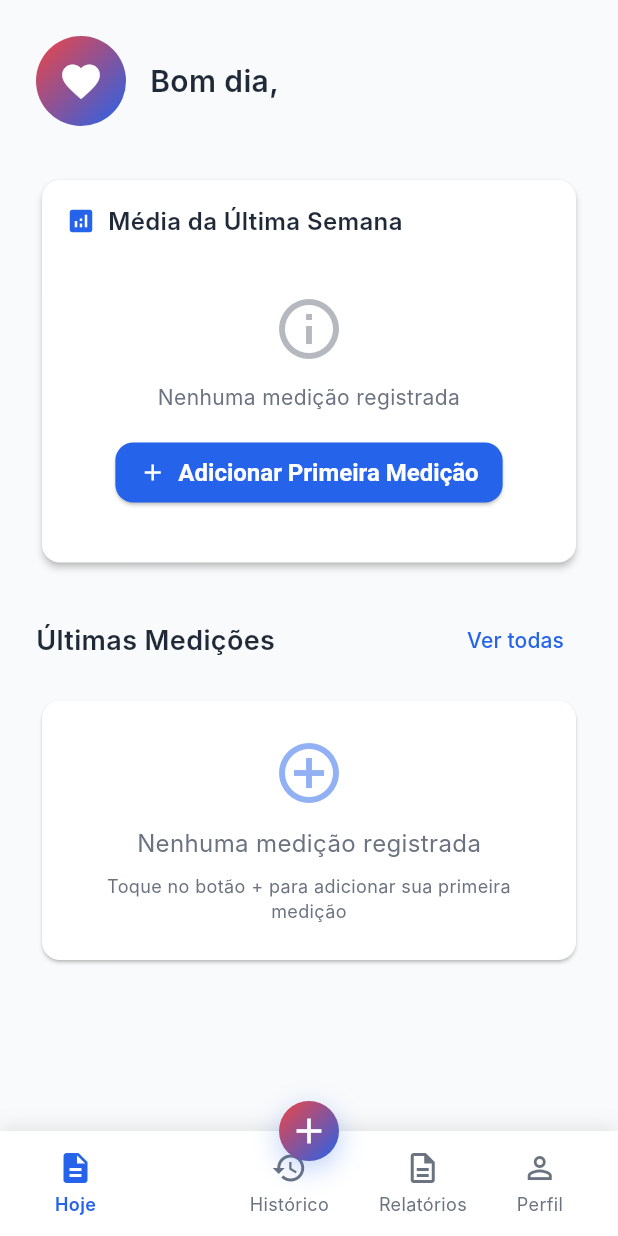
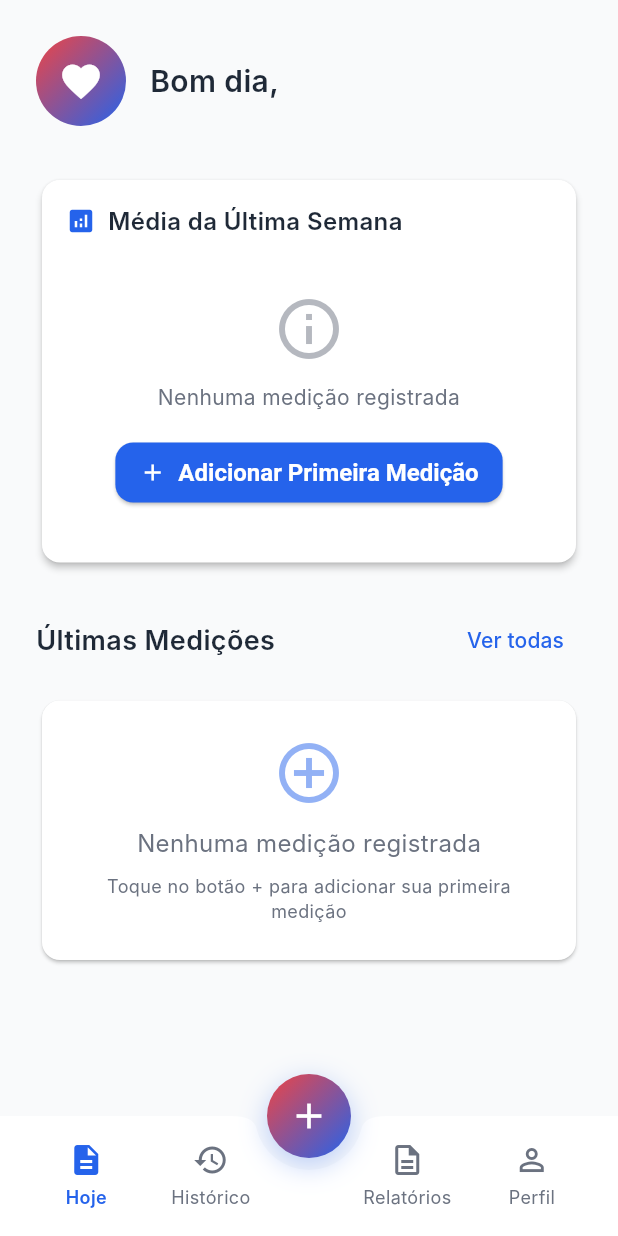
Before and after one commit to PauloRobert/bpmonitor, a Flutter app: the MainNavigation screen opened by its route, on a phone screen of 412 x 824 dp. Run offline on Flutter 3.47's test engine with Material 3 defaults, Android fonts, the phone set to English and light mode, and no system bars; our stand-ins replace flutter_riverpod, shared_preferences, sqflite; accounts and stored records are empty; Roboto replaces fonts that are missing (Inter).

```diff
--- a/lib/shared/widgets/main_navigation.dart
+++ b/lib/shared/widgets/main_navigation.dart
@@ -15,11 +15,12 @@ class MainNavigation extends StatefulWidget {
 class _MainNavigationState extends State<MainNavigation> {
   int _currentIndex = 0;
 
-  // ✅ FIX: Usar GlobalKey com interfaces públicas
   final GlobalKey<State<HomeScreen>> _homeKey = GlobalKey<State<HomeScreen>>();
   final GlobalKey<State<HistoryScreen>> _historyKey = GlobalKey<State<HistoryScreen>>();
 
   late final List<Widget> _screens;
+
+  final PageController _pageController = PageController();
 
   @override
   void initState() {
@@ -30,6 +31,12 @@ class _MainNavigationState extends State<MainNavigation> {
       const ReportsScreen(),
       const ProfileScreen(),
     ];
+  }
+
+  @override
+  void dispose() {
+    _pageController.dispose();
+    super.dispose();
   }
 
   final List<NavigationItem> _navigationItems = [
@@ -60,41 +67,40 @@ class _MainNavigationState extends State<MainNavigation> {
       setState(() {
         _currentIndex = index;
       });
+      _pageController.jumpToPage(index);
 
+      try {
         AppConstants.logNavigation(
           _navigationItems[_currentIndex].label,
           _navigationItems[index].label,
         );
+      } catch (e) {
+        debugPrint('Erro ao logar navegação: $e');
+      }
     }
   }
 
-  // ✅ FIX: Implementar corretamente o FAB com refresh das telas usando interfaces
   void _onAddPressed() async {
+    try {
       AppConstants.logNavigation('MainNavigation', 'AddMeasurementScreen');
-
       final result = await Navigator.of(context).push(
         MaterialPageRoute(
           builder: (context) => const AddMeasurementScreen(),
         ),
       );
 
-    // ✅ FIX: Se uma medição foi salva, atualiza as telas relevantes
       if (result == true) {
-      // Atualiza a HomeScreen se estiver na aba Home
         if (_currentIndex == 0) {
           final homeState = _homeKey.currentState;
           if (homeState is HomeScreenController) {
             (homeState as HomeScreenController).refreshData();
           }
         }
-
-      // Sempre atualiza o histórico quando uma medição é adicionada
         final historyState = _historyKey.currentState;
         if (historyState is HistoryScreenController) {
           (historyState as HistoryScreenController).loadMeasurements();
         }
 
-      // Mostra feedback de sucesso
         if (mounted) {
           ScaffoldMessenger.of(context).showSnackBar(
             const SnackBar(
@@ -102,11 +108,22 @@ class _MainNavigationState extends State<MainNavigation> {
                 children: [
                   Icon(Icons.check_circle, color: Colors.white, size: 20),
                   SizedBox(width: 8),
-                Text('Dados atualizados!'),
+                  Text('Dados atualizados!', style: TextStyle(color: Colors.white)),
                 ],
               ),
               backgroundColor: Colors.green,
               duration: Duration(seconds: 2),
+            ),
+          );
+        }
+      }
+    } catch (e) {
+      debugPrint('Erro ao adicionar medição: $e');
+      if (mounted) {
+        ScaffoldMessenger.of(context).showSnackBar(
+          SnackBar(
+            content: Text('Erro: Não foi possível adicionar a medição.'),
+            backgroundColor: Colors.red,
           ),
         );
       }
@@ -116,42 +133,37 @@ class _MainNavigationState extends State<MainNavigation> {
   @override
   Widget build(BuildContext context) {
     return Scaffold(
-      body: IndexedStack(
-        index: _currentIndex,
+      extendBody: true,
+      body: PageView(
+        controller: _pageController,
+        onPageChanged: (index) {
+          setState(() {
+            _currentIndex = index;
+          });
+        },
         children: _screens,
       ),
-      bottomNavigationBar: _buildBottomNavigationBar(),
       floatingActionButton: _buildFloatingActionButton(),
       floatingActionButtonLocation: FloatingActionButtonLocation.centerDocked,
+      bottomNavigationBar: _buildBottomNavigationBar(),
     );
   }
 
   Widget _buildBottomNavigationBar() {
-    return Container(
-      decoration: BoxDecoration(
+    return BottomAppBar(
+      shape: const CircularNotchedRectangle(),
+      notchMargin: 8.0,
+      elevation: 10,
       color: Colors.white,
-        boxShadow: [
-          BoxShadow(
-            color: Colors.black.withOpacity(0.1),
-            blurRadius: 10,
-            offset: const Offset(0, -2),
-          ),
-        ],
-      ),
-      child: SafeArea(
-        child: Container(
-          height: 70,
-          padding: const EdgeInsets.symmetric(horizontal: 20),
       child: Row(
         mainAxisAlignment: MainAxisAlignment.spaceAround,
         children: [
-              for (int i = 0; i < _navigationItems.length; i++) ...[
-                if (i == 1) const SizedBox(width: 60), // Espaço para FAB
-                _buildNavItem(i),
+          _buildNavItem(0),
+          _buildNavItem(1),
+          const SizedBox(width: 48),
+          _buildNavItem(2),
+          _buildNavItem(3),
         ],
-            ],
-          ),
-        ),
       ),
     );
   }
@@ -160,19 +172,17 @@ class _MainNavigationState extends State<MainNavigation> {
     final item = _navigationItems[index];
     final isActive = index == _currentIndex;
 
-    return GestureDetector(
+    return Expanded(
+      child: InkWell(
         onTap: () => _onTabSelected(index),
-      behavior: HitTestBehavior.opaque,
-      child: Container(
-        padding: const EdgeInsets.symmetric(vertical: 8, horizontal: 12),
+        child: SizedBox(
+          height: 60,
           child: Column(
-          mainAxisSize: MainAxisSize.min,
+            mainAxisAlignment: MainAxisAlignment.center,
             children: [
               Icon(
                 isActive ? item.activeIcon : item.icon,
-              color: isActive
-                  ? AppConstants.primaryColor
-                  : AppConstants.textSecondary,
+                color: isActive ? AppConstants.primaryColor : AppConstants.textSecondary,
                 size: 24,
               ),
               const SizedBox(height: 4),
@@ -181,22 +191,20 @@ class _MainNavigationState extends State<MainNavigation> {
                 style: TextStyle(
                   fontSize: 12,
                   fontWeight: isActive ? FontWeight.w600 : FontWeight.w400,
-                color: isActive
-                    ? AppConstants.primaryColor
-                    : AppConstants.textSecondary,
+                  color: isActive ? AppConstants.primaryColor : AppConstants.textSecondary,
                 ),
               ),
             ],
           ),
         ),
+      ),
     );
   }
 
-  //Botão gradiente
   Widget _buildFloatingActionButton() {
     return Container(
-      width: 40,
-      height: 40,
+      width: 56,
+      height: 56,
       decoration: BoxDecoration(
         gradient: AppConstants.logoGradient,
         shape: BoxShape.circle,
@@ -208,8 +216,6 @@ class _MainNavigationState extends State<MainNavigation> {
           ),
         ],
       ),
-      child: Material(
-        color: Colors.transparent,
       child: InkWell(
         onTap: _onAddPressed,
         borderRadius: BorderRadius.circular(30),
@@ -219,11 +225,9 @@ class _MainNavigationState extends State<MainNavigation> {
           size: 28,
         ),
       ),
-      ),
     );
   }
 }
-//Botão gradiente
 
 class NavigationItem {
   final IconData icon;
@@ -237,7 +241,6 @@ class NavigationItem {
   });
 }
 
-// Placeholder para a tela de relatórios
 class ReportsScreen extends StatelessWidget {
   const ReportsScreen({super.key});
 
@@ -292,3 +295,11 @@ class ReportsScreen extends StatelessWidget {
     );
   }
 }
+
+abstract class HomeScreenController {
+  void refreshData();
+}
+
+abstract class HistoryScreenController {
+  void loadMeasurements();
+}
```
Lines whose indentation alone changed are shown as unchanged.
